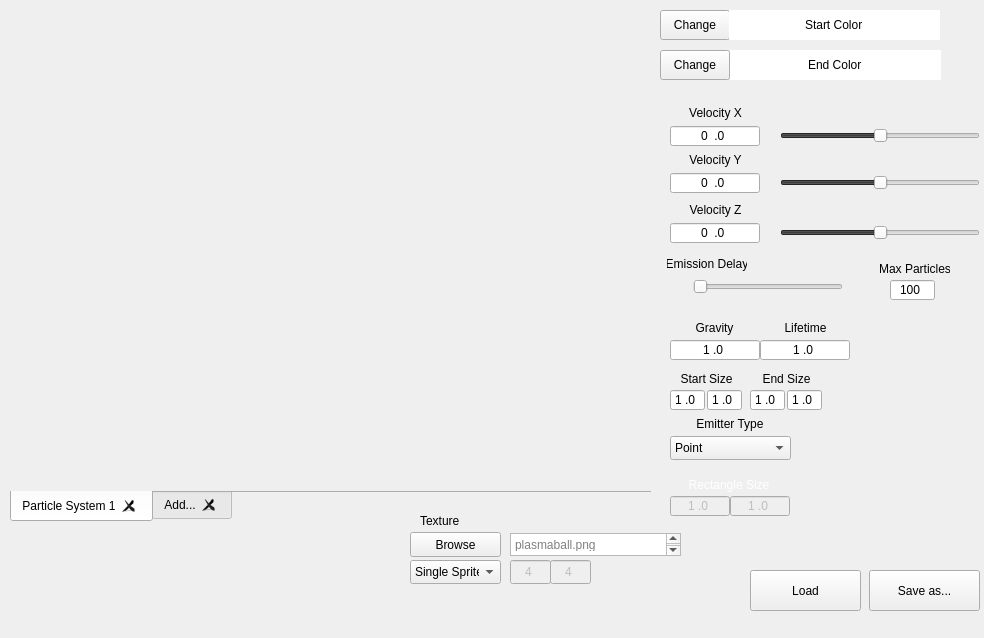
The window that TA_ParticleEditor/TA_ParticleEditor/particleeditor.ui (Stureplan/TA_ParticleEditor) describes before a commit, drawn with Qt 5.
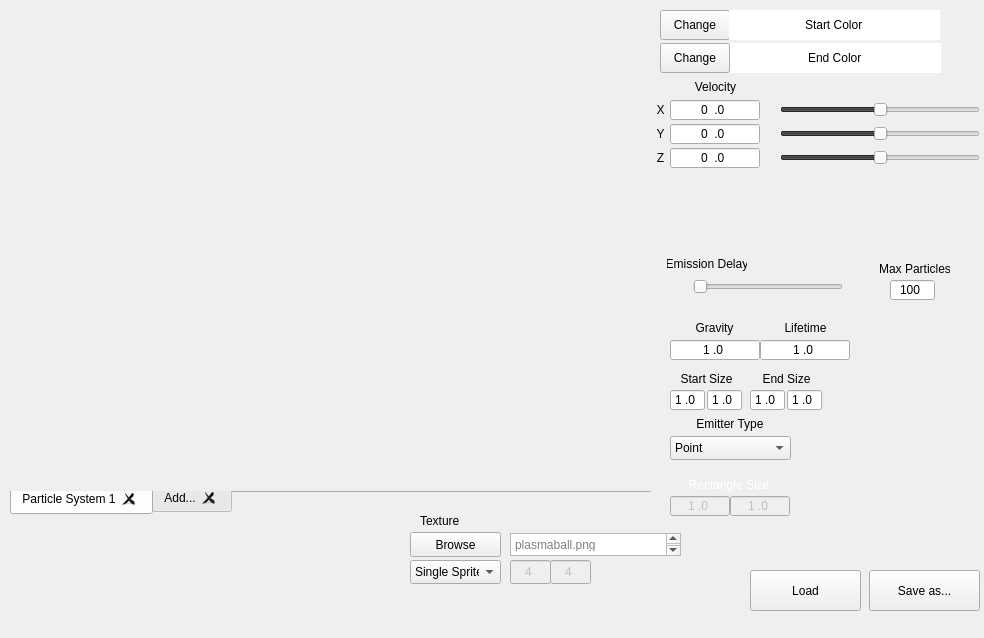
The same window after the commit. Custom widgets are drawn as their Qt base class.

Commit message: UI space optimization

```diff
--- a/TA_ParticleEditor/TA_ParticleEditor/particleeditor.ui
+++ b/TA_ParticleEditor/TA_ParticleEditor/particleeditor.ui
@@ -123,17 +123,17 @@
      <set>Qt::AlignCenter</set>
     </property>
    </widget>
-   <widget class="QLabel" name="label_VelocityX">
+   <widget class="QLabel" name="label_Velocity">
     <property name="geometry">
      <rect>
       <x>680</x>
-      <y>103</y>
+      <y>77</y>
       <width>71</width>
       <height>20</height>
      </rect>
     </property>
     <property name="text">
-     <string>Velocity X</string>
+     <string>Velocity</string>
     </property>
     <property name="alignment">
      <set>Qt::AlignCenter</set>
@@ -285,7 +285,7 @@
     <property name="geometry">
      <rect>
       <x>730</x>
-      <y>50</y>
+      <y>43</y>
       <width>211</width>
       <height>30</height>
      </rect>
@@ -330,7 +330,7 @@
     <property name="geometry">
      <rect>
       <x>660</x>
-      <y>50</y>
+      <y>43</y>
       <width>70</width>
       <height>30</height>
      </rect>
@@ -401,7 +401,7 @@
     <property name="geometry">
      <rect>
       <x>670</x>
-      <y>126</y>
+      <y>100</y>
       <width>90</width>
       <height>20</height>
      </rect>
@@ -423,7 +423,7 @@
     <property name="geometry">
      <rect>
       <x>670</x>
-      <y>173</y>
+      <y>124</y>
       <width>90</width>
       <height>20</height>
      </rect>
@@ -445,7 +445,7 @@
     <property name="geometry">
      <rect>
       <x>670</x>
-      <y>223</y>
+      <y>148</y>
       <width>90</width>
       <height>20</height>
      </rect>
@@ -510,9 +510,9 @@
    <widget class="QLabel" name="label_VelocityY">
     <property name="geometry">
      <rect>
-      <x>680</x>
-      <y>150</y>
-      <width>71</width>
+      <x>650</x>
+      <y>124</y>
+      <width>21</width>
       <height>20</height>
      </rect>
     </property>
@@ -520,26 +520,7 @@
      <enum>Qt::LeftToRight</enum>
     </property>
     <property name="text">
-     <string>Velocity Y</string>
-    </property>
-    <property name="alignment">
-     <set>Qt::AlignCenter</set>
-    </property>
-   </widget>
-   <widget class="QLabel" name="label_VelocityZ">
-    <property name="geometry">
-     <rect>
-      <x>680</x>
-      <y>200</y>
-      <width>71</width>
-      <height>20</height>
-     </rect>
-    </property>
-    <property name="layoutDirection">
-     <enum>Qt::LeftToRight</enum>
-    </property>
-    <property name="text">
-     <string>Velocity Z</string>
+     <string>Y</string>
     </property>
     <property name="alignment">
      <set>Qt::AlignCenter</set>
@@ -906,7 +887,7 @@
     <property name="geometry">
      <rect>
       <x>780</x>
-      <y>125</y>
+      <y>99</y>
       <width>200</width>
       <height>22</height>
      </rect>
@@ -943,7 +924,7 @@
     <property name="geometry">
      <rect>
       <x>780</x>
-      <y>172</y>
+      <y>123</y>
       <width>200</width>
       <height>22</height>
      </rect>
@@ -962,7 +943,7 @@
     <property name="geometry">
      <rect>
       <x>780</x>
-      <y>222</y>
+      <y>147</y>
       <width>200</width>
       <height>22</height>
      </rect>
@@ -983,7 +964,7 @@
       <x>10</x>
       <y>491</y>
       <width>641</width>
-      <height>31</height>
+      <height>24</height>
      </rect>
     </property>
     <property name="layoutDirection">
@@ -1027,6 +1008,44 @@
      </attribute>
     </widget>
    </widget>
+   <widget class="QLabel" name="label_VelocityX">
+    <property name="geometry">
+     <rect>
+      <x>650</x>
+      <y>100</y>
+      <width>21</width>
+      <height>20</height>
+     </rect>
+    </property>
+    <property name="layoutDirection">
+     <enum>Qt::LeftToRight</enum>
+    </property>
+    <property name="text">
+     <string>X</string>
+    </property>
+    <property name="alignment">
+     <set>Qt::AlignCenter</set>
+    </property>
+   </widget>
+   <widget class="QLabel" name="label_VelocityZ">
+    <property name="geometry">
+     <rect>
+      <x>650</x>
+      <y>148</y>
+      <width>21</width>
+      <height>20</height>
+     </rect>
+    </property>
+    <property name="layoutDirection">
+     <enum>Qt::LeftToRight</enum>
+    </property>
+    <property name="text">
+     <string>Z</string>
+    </property>
+    <property name="alignment">
+     <set>Qt::AlignCenter</set>
+    </property>
+   </widget>
   </widget>
  </widget>
  <layoutdefault spacing="6" margin="11"/>
```
The commit also changes 1 other file.
